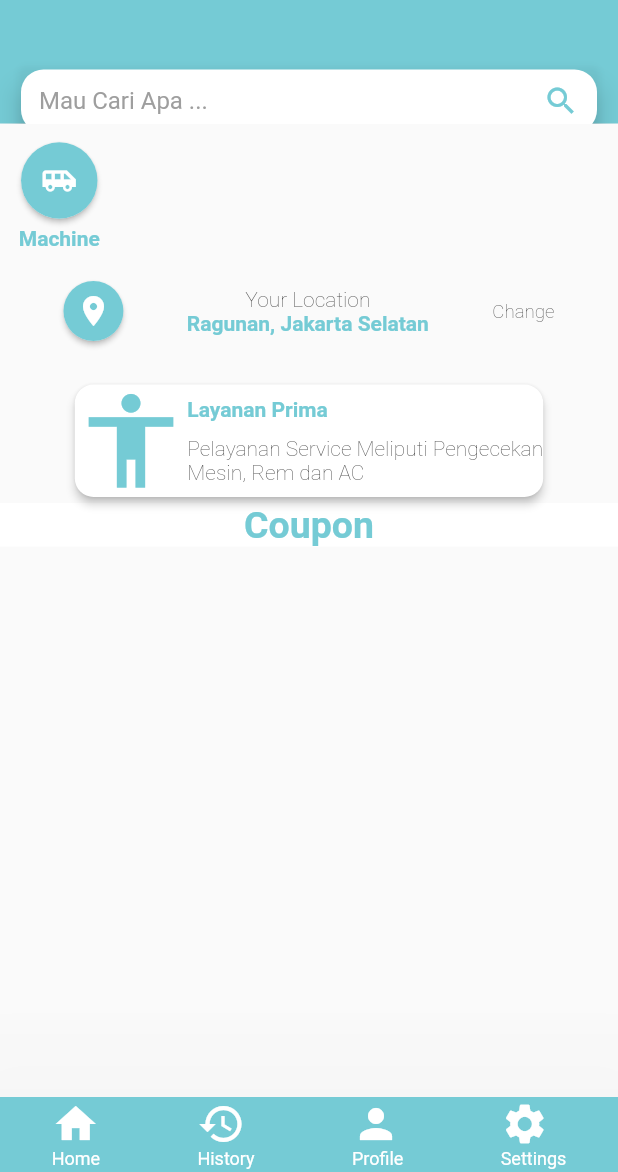
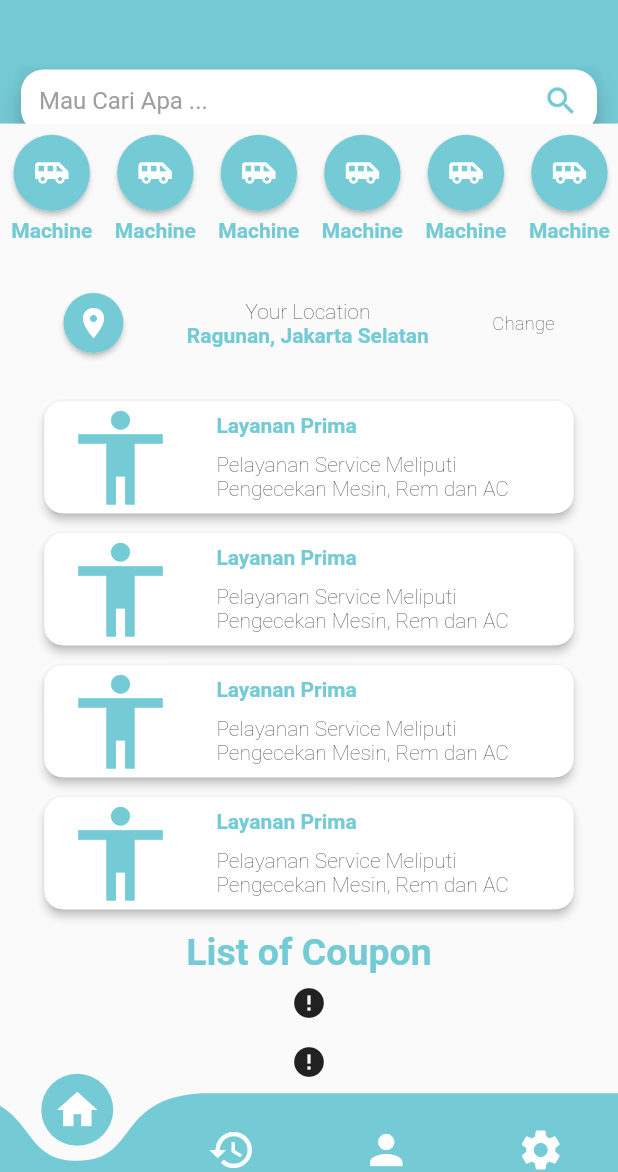
Before and after one commit to futuraworks/HaloService, a Flutter app: the screen it shows after launch, on a phone screen of 412 x 824 dp, the part 64-1236 px from its top. Run offline on Flutter 3.47's test engine with Material 2 defaults, Android fonts, the phone set to English and light mode, and no system bars; drawn by our look-alikes of cached_network_image, curved_navigation_bar; our stand-ins replace auto_size_text; network calls fail.

Commit message:
modified:   android/gradle.properties 	modified:   lib/home.dart 	modified:   lib/screens/layanan.dart 	modified:   lib/widget/layanan.dart 	modified:   lib/widget/location.dart 	modified:   lib/widget/paketan.dart 	modified:   pubspec.lock 	modified:   pubspec.yaml

```diff
--- a/lib/home.dart
+++ b/lib/home.dart
@@ -2,8 +2,20 @@ import "package:flutter/material.dart";
 import "widget/layanan.dart";
 import "widget/location.dart";
 import "widget/paketan.dart";
+import "package:curved_navigation_bar/curved_navigation_bar.dart";
+import "package:cached_network_image/cached_network_image.dart";
 
-class Home extends StatelessWidget {
+class Home extends StatefulWidget {
+  const Home({Key key}) : super(key:key);
+
+  @override
+  _HomeState createState() => _HomeState();
+}
+
+class _HomeState extends State<Home>{
+
+  int _curIndex = 0;
+
   @override
   Widget build(BuildContext context) {
     return new Scaffold(
@@ -68,147 +80,137 @@ class Home extends StatelessWidget {
                   )
                 ],
               ),
-              // background: TextField(
-              //      onTap: () => null,
-              //      decoration: InputDecoration(
-              //        suffixIcon: Icon(Icons.search),
-              //        // border: OutlineInputBorder(borderRadius: BorderRadius.all(Radius.circular(10.0))),
-              //        filled: true,
-              //        fillColor: Colors.white
-              //    ),
-              //  ),
             ),
           ),
-          SliverList(
-            delegate: SliverChildListDelegate([
-              bodyWidget(context),
-            ]),
-          ),
+          // Layanan Widget Builder
           SliverToBoxAdapter(
             child: Container(
-              color: Colors.white,
-              child: Row(
-                mainAxisAlignment: MainAxisAlignment.center,
+              // padding: EdgeInsets.symmetric(vertical: 7.5),
+              height: 87.5,
+              child: ListView.builder(
+                padding: EdgeInsets.symmetric(vertical: 7.5),
+                scrollDirection: Axis.horizontal,
+                itemCount: 7,
+                itemBuilder: (context,index){
+                  return GestureDetector(
+                    child: layananWidget(),
+                    onTap: () => Navigator.pushNamed(context, '/layanan')
+                  );
+                },
+              ),
+            ),
+          ),
+          // User Location Widget
+          SliverToBoxAdapter(
+            child: usrLocWidget(),
+          ),
+          // Paketan Widget Builder
+          SliverList(
+            delegate: SliverChildBuilderDelegate(
+              (context,index) => GestureDetector(
+                child: paketanWidget(),
+                onTap: () => Navigator.pushNamed(context, '/paketan'),
+              ),childCount: 4 // number of items
+            )
+          ),
+          // Fill remaining space with Coupon Widget
+          SliverToBoxAdapter(
+            //hasScrollBody: true,
+            child: Padding(
+              padding: EdgeInsets.all(7.5),
+              child: Column(
+                mainAxisAlignment: MainAxisAlignment.spaceBetween,
                 children: <Widget>[
-                  Text("Coupon",style: TextStyle(fontSize: 25.0,fontWeight: FontWeight.bold,
-                    color: Color(0xff75cbd5)
-                  ))
-                ],)
-            ),),
+                  Text(
+                    "List of Coupon",
+                    textAlign: TextAlign.center,
+                    style: TextStyle(
+                      fontSize: 25.0,fontWeight: FontWeight.bold,
+                      color: Color(0xff75cbd5)
+                    ),
+                  ),
+                  Padding(
+                    padding: EdgeInsets.all(7.5),
+                    child: CachedNetworkImage(
+                      imageUrl: "https://loremflickr.com/400/300/cat",
+                      placeholder: (context,url) => CircularProgressIndicator(),
+                      errorWidget: (context,url,error) => Icon(Icons.error),
+                      fit: BoxFit.cover,
+                    ),
+                  ),
+                  Padding(
+                    padding: EdgeInsets.all(7.5),
+                    child: CachedNetworkImage(
+                      imageUrl: "https://loremflickr.com/300/200/person",
+                      placeholder: (context,url) => CircularProgressIndicator(),
+                      errorWidget: (context,url,error) => Icon(Icons.error),
+                      fit: BoxFit.cover,
+                    ),
+                  ),
+                ],
+              )
+            )
+            // child: Container(
+            //   padding: EdgeInsets.symmetric(vertical: 7.5),
+            //   color: Colors.white,
+            //   child: Column(
+            //     // direction: Axis.vertical,
+            //     mainAxisAlignment: MainAxisAlignment.start,
+            //     children: <Widget>[
+            //       Text("Coupon",
+            //       style: TextStyle(
+            //         fontSize: 25.0,fontWeight: FontWeight.bold,
+            //         color: Color(0xff75cbd5)
+            //         )
+            //       ),
+            //     ],
+            //   )
+            // ),
+          ),
         ],
       ),
       //  ###  BOTTOM BAR , Enabled  ###
-      bottomNavigationBar: BottomAppBar(
+      bottomNavigationBar: CurvedNavigationBar(
+        // buttonBackgroundColor: Colors.black,
+        animationDuration: Duration(milliseconds: 275),
+        height: 52.5,
         color: Color(0xff75cbd5),
-        elevation: 100.0,
-        child: Padding(
-          padding: EdgeInsets.all(2.0),
-          child: Row(
-            mainAxisAlignment: MainAxisAlignment.spaceAround,
-            children: <Widget>[
-              Wrap(
-                direction: Axis.vertical,
-                children: <Widget>[
-                  Icon(Icons.home,size: 32.0,color:Colors.white ),
-                  Text("Home",style: TextStyle(fontSize: 12.0, color:Colors.white))
-                ],
-              ),
-              Wrap(
-                direction: Axis.vertical,
-                children: <Widget>[
-                  Icon(Icons.history,size: 32.0,color:Colors.white ),
-                  Text("History",style: TextStyle(fontSize: 12.0, color:Colors.white))
-                ],
-              ),
-              Wrap(
-                direction: Axis.vertical,
-                children: <Widget>[
-                  Icon(Icons.person,size: 32.0, color:Colors.white ,),
-                  Text("Profile",style: TextStyle(fontSize: 12.0, color:Colors.white))
-                ],
-              ),
-              Wrap(
-                direction: Axis.vertical,
-                children: <Widget>[
-                  Icon(Icons.settings,size: 32.0,color:Colors.white ),
-                  Text("Settings",style: TextStyle(fontSize: 12.0, color:Colors.white))
-                ],
-              ),
-            ],
-          ),
-        ),
+        // currentIndex: 0,
+        // elevation: 50.0,
+        // selectedItemColor: Colors.blue,
+        // selectedLabelStyle: TextStyle(color: Colors.blue),
+        // unselectedItemColor: Colors.white,
+        // unselectedLabelStyle: TextStyle(color: Colors.white),
+        backgroundColor: Colors.transparent,
+        // type: BottomNavigationBarType.fixed,
+        onTap: (index) {
+          setState((){
+            this._curIndex = index;
+          });
+        },
+        items: [
+          Icon(Icons.home,size: 32.0,color: Colors.white ),
+          Icon(Icons.history,size: 32.0,color:Colors.white ),
+          Icon(Icons.person,size: 32.0,color:Colors.white ),
+          Icon(Icons.settings,size: 32.0,color:Colors.white )
+          // BottomNavigationBarItem(
+          //   icon: Icon(Icons.home,size: 32.0,color: Colors.white ),
+          //   title: Text("Beranda",style: TextStyle(fontSize: 12.0, color:Colors.white))
+          // ),
+          // BottomNavigationBarItem(
+          //   icon: Icon(Icons.history,size: 32.0,color:Colors.white ),
+          //   title: Text("Riwayat",style: TextStyle(fontSize: 12.0, color:Colors.white))
+          // ),
+          // BottomNavigationBarItem(
+          //   icon: Icon(Icons.person,size: 32.0,color:Colors.white ),
+          //   title: Text("Profil",style: TextStyle(fontSize: 12.0, color:Colors.white))
+          // ),
+          // BottomNavigationBarItem(
+          //   icon: Icon(Icons.settings,size: 32.0,color:Colors.white ),
+          //   title: Text("Pengature",style: TextStyle(fontSize: 12.0, color:Colors.white))
+          // ),
+        ],
       ),
     );
   }
-
-  Widget bodyWidget(context){
-    return Wrap(children: <Widget>[
-      // SizedBox(
-      //   width: MediaQuery.of(context).size.width,
-      //   height: 100.0,
-      //   child: Container(
-      //     color: Colors.white,
-      //     child: Card(
-      //       shape: RoundedRectangleBorder(borderRadius: BorderRadius.only(bottomLeft: Radius.circular(10.0),bottomRight: Radius.circular(10.0))),
-      //       elevation: 6.05,
-      //       child: selectionIcon()
-      //     )
-      //   ),
-      // ),
-      // Chip(label: Text("Your Location"),avatar: CircleAvatar(child:Icon(Icons.location_on) ,),),
-      GestureDetector(child: layananWidget(),onTap: () => Navigator.pushNamed(context, '/layanan'),),
-      Padding(padding: EdgeInsets.symmetric(vertical: 52.5)),
-        Stack(
-          children: <Widget>[
-            // main paper grey
-            Container(color: Colors.white10,),
-            // Wrap body widgets
-            Wrap(runSpacing: 25.0,
-              alignment: WrapAlignment.center,
-              children: <Widget>[
-                // List Of body WIDGET
-                usrLocWidget(),
-                GestureDetector(child: paketanWidget(),
-                  onTap: () => Navigator.pushNamed(context, '/paketan'),),
-                // couponField(MediaQuery.of(context).size.width),
-              ]
-            ),
-          ]
-        ),
-    ],);
-  }
-
-  // void coupon(){
-  //   // return Card(
-  //   //   elevation: 2.5,
-  //   //   color: Color(myColor),
-  //   //   child: Padding(
-  //   //     padding: EdgeInsets.all(5.0),
-  //   //     child: Column(
-  //   //       crossAxisAlignment: CrossAxisAlignment.stretch,
-  //   //       children: <Widget>[
-  //   //       Text("30%",style: TextStyle(fontSize: 5.0)),
-  //   //       Text("OFF",style: TextStyle(fontSize: 5.0)),
-  //   //     ],)
-  //   //   )
-  //   // );
-  //   return null;
-  // }
-  //
-  // Widget couponField(double w){
-  //   return Container(
-  //     width: w,
-  //     // child: Card(child:coupon(),elevation: 10.0,)
-  //   );
-  // }
-
-
-
-  // Widget cardWidget(){
-  //   return
-  // }
-
-
-
-
 }
--- a/lib/screens/layanan.dart
+++ b/lib/screens/layanan.dart
@@ -1,4 +1,5 @@
 import "package:flutter/material.dart";
+import "package:cached_network_image/cached_network_image.dart";
 // import "dart:convert";
 
 class Layanan extends StatefulWidget {
@@ -107,8 +108,10 @@ class _LayananState extends State<Layanan>{
                 color: Colors.white,
                 fontSize: 15.0
               )),
-              background: Image.network(
-                "https://picsum.photos/seed/picsum/500/300",
+              background: CachedNetworkImage(
+                imageUrl: "https://loremflickr.com/400/300/cat",
+                placeholder: (context,url) => CircularProgressIndicator(),
+                errorWidget: (context,url,error) => Icon(Icons.error),
                 fit: BoxFit.cover,
               ),
             ),
--- a/lib/widget/layanan.dart
+++ b/lib/widget/layanan.dart
@@ -3,26 +3,14 @@ import 'package:flutter/material.dart';
 final int myColor = 0xff75cbd5;
 
 Widget layananWidget(){
-  return Padding(padding: EdgeInsets.all(12.5),
-      child: Wrap(alignment: WrapAlignment.spaceBetween,direction: Axis.horizontal , spacing: 20.0,
+  return Padding(
+    padding: EdgeInsets.symmetric(horizontal: 7.5),
+    child: Column(
       children: <Widget>[
-      // Icon list below appbar search
-        Column(
-          children: <Widget>[
-            Material(shape: CircleBorder() , elevation: 1.5, child: CircleAvatar(child: Icon(Icons.airport_shuttle,color: Colors.white),radius: 25.5,backgroundColor: Color(myColor))),
-            Padding(padding: EdgeInsets.all(2.5)),
-            Text("Machine",style: TextStyle(fontWeight: FontWeight.bold,color: Color(myColor),shadows: [Shadow(color: Colors.white10,offset: Offset(0.5,0.5),blurRadius: 0.5)],)),
-          ],
-        ),
-      // Uncomment to check add
-      //   Column(
-      //     children: <Widget>[
-      //       Material(shape: CircleBorder() , elevation: 1.5, child: CircleAvatar(child: Icon(Icons.airport_shuttle,color: Colors.white),radius: 25.5,backgroundColor: Color(myColor))),
-      //       Padding(padding: EdgeInsets.all(2.5)),
-      //       Text("Machine",style: TextStyle(fontWeight: FontWeight.bold,color: Color(myColor),shadows: [Shadow(color: Colors.white10,offset: Offset(0.5,0.5),blurRadius: 0.5)],)),
-      //     ],
-      //   ),
-      // ],// end of icon list
-    ])
+        Material(shape: CircleBorder() , elevation: 1.5, child: CircleAvatar(child: Icon(Icons.airport_shuttle,color: Colors.white),radius: 25.5,backgroundColor: Color(myColor))),
+        Padding(padding: EdgeInsets.all(2.5)),
+        Text("Machine",style: TextStyle(fontWeight: FontWeight.bold,color: Color(myColor),shadows: [Shadow(color: Colors.white10,offset: Offset(0.5,0.5),blurRadius: 0.5)],)),
+      ],
+    ),
   );
 }
--- a/lib/widget/location.dart
+++ b/lib/widget/location.dart
@@ -2,7 +2,10 @@ import 'package:flutter/material.dart';
 final int myColor = 0xff75cbd5;
 
 Widget usrLocWidget(){
-  return Row(mainAxisAlignment: MainAxisAlignment.spaceEvenly,
+  return Container(
+    padding: EdgeInsets.symmetric(vertical: 25.5),
+    child: Row(
+      mainAxisAlignment: MainAxisAlignment.spaceEvenly,
       children: <Widget>[
         Material(shape: CircleBorder() , elevation: 1.5, child: CircleAvatar(backgroundColor: Color(myColor),child: Icon(Icons.location_on,color: Colors.white,)),),
         Column(
@@ -13,5 +16,6 @@ Widget usrLocWidget(){
         ),
         Text("Change",style: TextStyle(fontSize: 12.5,fontWeight: FontWeight.w200)),
       ],
+    ),
   );
 }
--- a/lib/widget/paketan.dart
+++ b/lib/widget/paketan.dart
@@ -1,24 +1,27 @@
 import "package:flutter/material.dart";
+import "package:auto_size_text/auto_size_text.dart";
 
 final int myColor = 0xff75cbd5;
 
 Widget paketanWidget(){
-  return Wrap(spacing: 15.0,
-    direction: Axis.vertical,
-    children: <Widget>[
-      Container(
+  return Container(
+    // height: 100.0,
+    // width: 250.0,
+    padding: EdgeInsets.fromLTRB(25.5, 2.5, 25.5, 2.5),
     color: Colors.transparent,
     child: Card(
       shape: RoundedRectangleBorder(borderRadius: BorderRadius.all(Radius.circular(12.5))),
       elevation: 2.5,
-          child: Flex(direction: Axis.horizontal,
+      child: Row(
+        mainAxisAlignment: MainAxisAlignment.spaceAround,
         children: <Widget>[
           Icon(Icons.accessibility,
             color: Color(myColor),
             size: 75.0,
           ),
-              Wrap(
-                direction: Axis.vertical,
+          Column(
+            crossAxisAlignment: CrossAxisAlignment.start,
+            mainAxisAlignment: MainAxisAlignment.center,
             children: <Widget>[
               Text("Layanan Prima",
               style: TextStyle(fontWeight: FontWeight.bold,
@@ -26,15 +29,17 @@ Widget paketanWidget(){
                 )
               ),
               Padding(padding: EdgeInsets.all(5.0),),
-                Text("Pelayanan Service Meliputi Pengecekan",
-                  style: TextStyle(fontWeight: FontWeight.w100),),
-                Text("Mesin, Rem dan AC",
-                  style: TextStyle(fontWeight: FontWeight.w100),),
+              SizedBox(
+                width: 225.0,
+                child: Text("Pelayanan Service Meliputi Pengecekan Mesin, Rem dan AC",
+                maxLines: 2,
+                  style: TextStyle(fontWeight: FontWeight.w100),
+                ),
+              ),
             ],
           )
         ]
       ),
     ),
-      ),
-  ]);
+  );
 }
--- a/pubspec.yaml
+++ b/pubspec.yaml
@@ -17,7 +17,9 @@ environment:
   sdk: ">=2.1.0 <3.0.0"
 
 dependencies:
-  shadow: ^0.1.5
+  cached_network_image: 2.0.0-rc
+  curved_navigation_bar: ^0.3.1
+  auto_size_text: ^2.1.0
   flutter:
     sdk: flutter
 
```
Also changed, not shown: pubspec.lock, 1 other file. Lines whose indentation alone changed are shown as unchanged.
